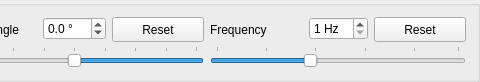
This is src/gui/SimulatorToolbar.ui in eringerli/QtOpenGuidance as Qt 5 draws it before an edit; both pictures show x 349 to 829 and y 0 to 82 of the 829 by 82 pixel window. The edited form follows.
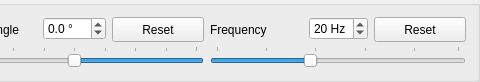
This is the edited form.

Commit message: Default value for the frequency spinbox of the simulator toolbar

```diff
--- a/src/gui/SimulatorToolbar.ui
+++ b/src/gui/SimulatorToolbar.ui
@@ -235,6 +235,9 @@
      <property name="maximum">
       <double>50.000000000000000</double>
      </property>
+     <property name="value">
+      <double>20.000000000000000</double>
+     </property>
     </widget>
    </item>
    <item row="1" column="0" colspan="3">
```
